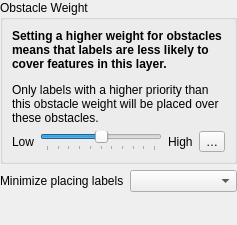
Old version of the form src/ui/labeling/qgslabelobstaclesettingswidgetbase.ui in the repository qgis/QGIS.
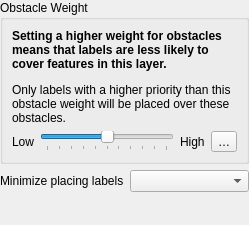
New version of the form. Custom widgets are drawn as their Qt base class.

```diff
--- a/src/ui/labeling/qgslabelobstaclesettingswidgetbase.ui
+++ b/src/ui/labeling/qgslabelobstaclesettingswidgetbase.ui
@@ -6,7 +6,7 @@
    <rect>
     <x>0</x>
     <y>0</y>
-    <width>237</width>
+    <width>249</width>
     <height>225</height>
    </rect>
   </property>
```
Left out of the diff: 5 changed lines with no effect on the pictures.
